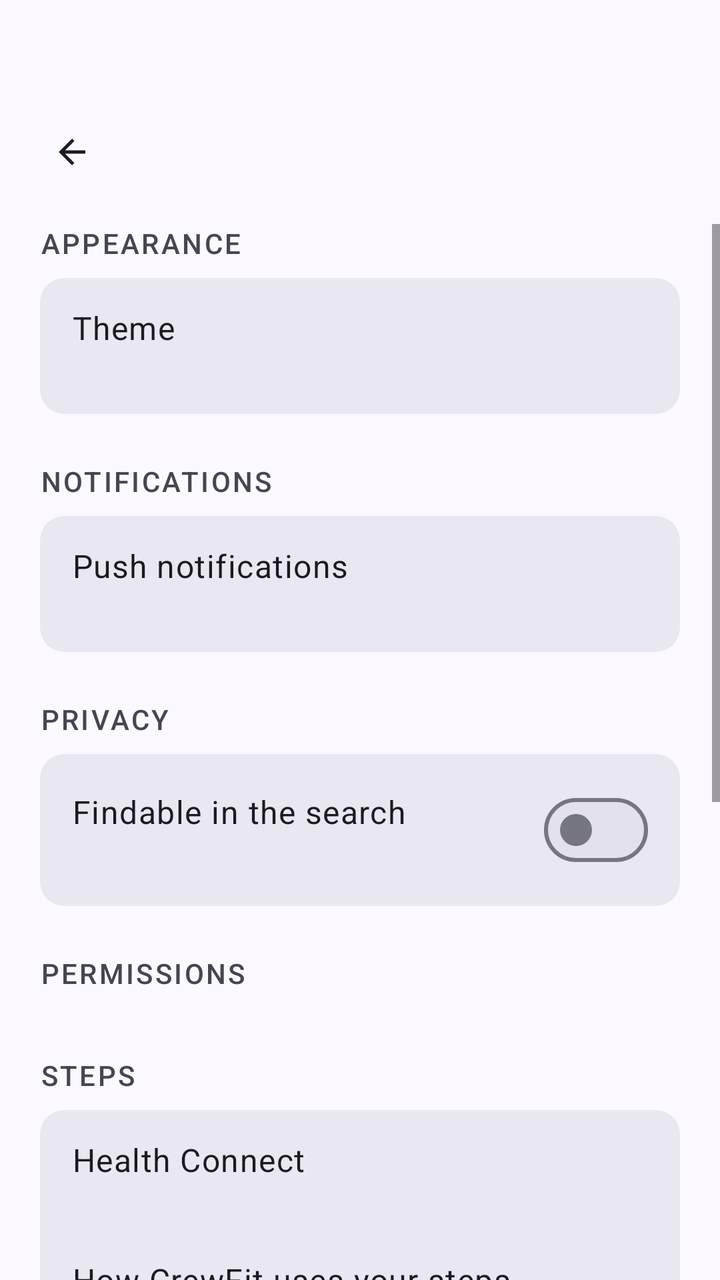
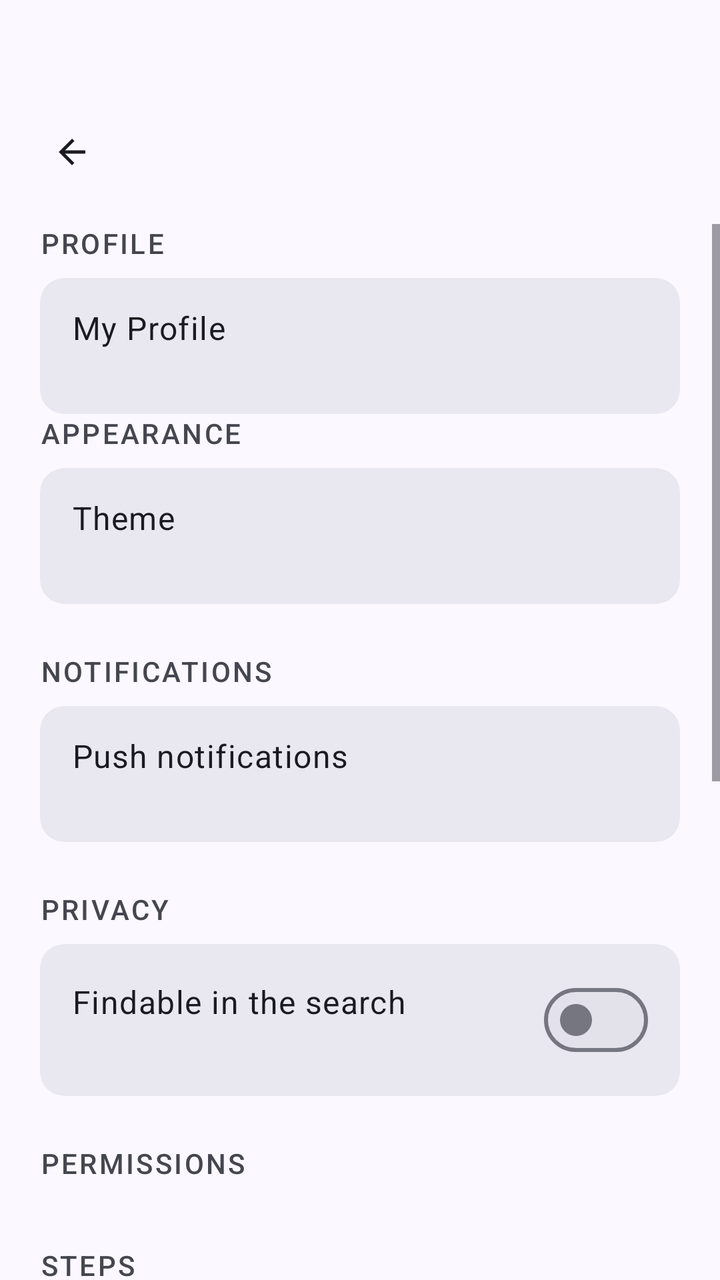

Compare the two renders of this Android layout. The source of the first and the diff that turns it into the second are given below.
<!-- AndroidManifest.xml: application theme Theme.MobileSE -->
<!-- res/layout/screen_settings.xml -->
<?xml version="1.0" encoding="utf-8"?>
<androidx.constraintlayout.widget.ConstraintLayout xmlns:android="http://schemas.android.com/apk/res/android"
    xmlns:app="http://schemas.android.com/apk/res-auto"
    android:layout_width="match_parent"
    android:layout_height="match_parent"
    android:background="?attr/colorSurface">

    <include
        android:id="@+id/topBar"
        layout="@layout/part_top_bar"
        app:layout_constraintTop_toTopOf="parent" />

    <ScrollView
        android:layout_width="match_parent"
        android:layout_height="0dp"
        android:fillViewport="true"
        android:clipToPadding="false"
        app:layout_constraintTop_toBottomOf="@id/topBar"
        app:layout_constraintBottom_toBottomOf="parent">

        <androidx.constraintlayout.widget.ConstraintLayout
            android:layout_width="match_parent"
            android:layout_height="wrap_content">

        <LinearLayout
            style="@style/ContentColumn"
            android:paddingBottom="24dp">

            
            <TextView
                style="@style/TextAppearance.CrewFit.SectionLabel"
                android:layout_width="wrap_content"
                android:layout_height="wrap_content"
                android:layout_marginBottom="8dp"
                android:text="@string/settings_appearance_label" />

            <com.google.android.material.card.MaterialCardView
                style="@style/Widget.CrewFit.Card"
                android:layout_width="match_parent"
                android:layout_height="wrap_content"
                app:cardBackgroundColor="?attr/colorSurfaceContainerHigh"
                app:shapeAppearance="@style/ShapeAppearance.CrewFit.Small">

                <LinearLayout
                    android:id="@+id/llTheme"
                    style="@style/Widget.CrewFit.SettingsRow"
                    android:layout_marginTop="4dp"
                    android:layout_marginBottom="4dp">

                    <TextView
                        android:layout_width="match_parent"
                        android:layout_height="wrap_content"
                        android:text="@string/settings_theme"
                        android:textAppearance="@style/TextAppearance.CrewFit.SettingsTitle" />

                    
                    <TextView
                        android:id="@+id/tvThemeValue"
                        android:layout_width="match_parent"
                        android:layout_height="wrap_content"
                        android:layout_marginTop="2dp"
                        android:textAppearance="@style/TextAppearance.CrewFit.SettingsSubtitle" />
                </LinearLayout>
            </com.google.android.material.card.MaterialCardView>

            
            <TextView
                style="@style/TextAppearance.CrewFit.SectionLabel"
                android:layout_width="wrap_content"
                android:layout_height="wrap_content"
                android:layout_marginTop="24dp"
                android:layout_marginBottom="8dp"
                android:text="@string/settings_notifications_label" />

            <com.google.android.material.card.MaterialCardView
                style="@style/Widget.CrewFit.Card"
                android:layout_width="match_parent"
                android:layout_height="wrap_content"
                app:cardBackgroundColor="?attr/colorSurfaceContainerHigh"
                app:shapeAppearance="@style/ShapeAppearance.CrewFit.Small">

                <LinearLayout
                    android:id="@+id/llNotifications"
                    style="@style/Widget.CrewFit.SettingsRow"
                    android:layout_marginTop="4dp"
                    android:layout_marginBottom="4dp">

                    <TextView
                        android:layout_width="match_parent"
                        android:layout_height="wrap_content"
                        android:text="@string/settings_notifications"
                        android:textAppearance="@style/TextAppearance.CrewFit.SettingsTitle" />

                    
                    <TextView
                        android:id="@+id/tvNotificationsStatus"
                        android:layout_width="match_parent"
                        android:layout_height="wrap_content"
                        android:layout_marginTop="2dp"
                        android:textAppearance="@style/TextAppearance.CrewFit.SettingsSubtitle" />
                </LinearLayout>
            </com.google.android.material.card.MaterialCardView>

            
            <TextView
                style="@style/TextAppearance.CrewFit.SectionLabel"
                android:layout_width="wrap_content"
                android:layout_height="wrap_content"
                android:layout_marginTop="24dp"
                android:layout_marginBottom="8dp"
                android:text="@string/settings_privacy_label" />

            <com.google.android.material.card.MaterialCardView
                style="@style/Widget.CrewFit.Card"
                android:layout_width="match_parent"
                android:layout_height="wrap_content"
                app:cardBackgroundColor="?attr/colorSurfaceContainerHigh"
                app:shapeAppearance="@style/ShapeAppearance.CrewFit.Small">

                
                <LinearLayout
                    android:id="@+id/llVisibility"
                    style="@style/Widget.CrewFit.SettingsRow"
                    android:layout_marginTop="4dp"
                    android:layout_marginBottom="4dp"
                    android:orientation="horizontal"
                    android:gravity="center_vertical">

                    <LinearLayout
                        android:layout_width="0dp"
                        android:layout_height="wrap_content"
                        android:layout_weight="1"
                        android:orientation="vertical">

                        <TextView
                            android:layout_width="match_parent"
                            android:layout_height="wrap_content"
                            android:text="@string/settings_visibility"
                            android:textAppearance="@style/TextAppearance.CrewFit.SettingsTitle" />

                        <TextView
                            android:id="@+id/tvVisibilityStatus"
                            android:layout_width="match_parent"
                            android:layout_height="wrap_content"
                            android:layout_marginTop="2dp"
                            android:textAppearance="@style/TextAppearance.CrewFit.SettingsSubtitle" />
                    </LinearLayout>

                    <com.google.android.material.materialswitch.MaterialSwitch
                        android:id="@+id/swVisibility"
                        android:layout_width="wrap_content"
                        android:layout_height="wrap_content"
                        android:layout_marginStart="12dp"
                        android:contentDescription="@string/settings_visibility" />
                </LinearLayout>
            </com.google.android.material.card.MaterialCardView>

            
            <TextView
                style="@style/TextAppearance.CrewFit.SectionLabel"
                android:layout_width="wrap_content"
                android:layout_height="wrap_content"
                android:layout_marginTop="24dp"
                android:layout_marginBottom="8dp"
                android:text="@string/settings_permissions_label" />

            <com.google.android.material.card.MaterialCardView
                style="@style/Widget.CrewFit.Card"
                android:layout_width="match_parent"
                android:layout_height="wrap_content"
                app:cardBackgroundColor="?attr/colorSurfaceContainerHigh"
                app:shapeAppearance="@style/ShapeAppearance.CrewFit.Small">

                
                <LinearLayout
                    android:id="@+id/llPermissions"
                    android:layout_width="match_parent"
                    android:layout_height="wrap_content"
                    android:orientation="vertical" />
            </com.google.android.material.card.MaterialCardView>

            
            <TextView
                style="@style/TextAppearance.CrewFit.SectionLabel"
                android:layout_width="wrap_content"
                android:layout_height="wrap_content"
                android:layout_marginTop="24dp"
                android:layout_marginBottom="8dp"
                android:text="@string/settings_steps_label" />

            <com.google.android.material.card.MaterialCardView
                style="@style/Widget.CrewFit.Card"
                android:layout_width="match_parent"
                android:layout_height="wrap_content"
                app:cardBackgroundColor="?attr/colorSurfaceContainerHigh"
                app:shapeAppearance="@style/ShapeAppearance.CrewFit.Small">

                <LinearLayout
                    android:layout_width="match_parent"
                    android:layout_height="wrap_content"
                    android:orientation="vertical"
                    android:paddingTop="4dp"
                    android:paddingBottom="4dp">

                    <LinearLayout
                        android:id="@+id/llHealthConnect"
                        style="@style/Widget.CrewFit.SettingsRow">

                        <TextView
                            android:layout_width="match_parent"
                            android:layout_height="wrap_content"
                            android:text="@string/settings_health_connect"
                            android:textAppearance="@style/TextAppearance.CrewFit.SettingsTitle" />

                        
                        <TextView
                            android:id="@+id/tvHealthConnectStatus"
                            android:layout_width="match_parent"
                            android:layout_height="wrap_content"
                            android:layout_marginTop="2dp"
                            android:textAppearance="@style/TextAppearance.CrewFit.SettingsSubtitle" />
                    </LinearLayout>

                    <LinearLayout
                        android:id="@+id/llStepsPrivacy"
                        style="@style/Widget.CrewFit.SettingsRow">

                        <TextView
                            android:layout_width="match_parent"
                            android:layout_height="wrap_content"
                            android:text="@string/settings_steps_privacy"
                            android:textAppearance="@style/TextAppearance.CrewFit.SettingsTitle" />

                        <TextView
                            android:layout_width="match_parent"
                            android:layout_height="wrap_content"
                            android:layout_marginTop="2dp"
                            android:text="@string/settings_steps_privacy_hint"
                            android:textAppearance="@style/TextAppearance.CrewFit.SettingsSubtitle" />
                    </LinearLayout>
                </LinearLayout>
            </com.google.android.material.card.MaterialCardView>

            
            <TextView
                style="@style/TextAppearance.CrewFit.SectionLabel"
                android:layout_width="wrap_content"
                android:layout_height="wrap_content"
                android:layout_marginTop="24dp"
                android:layout_marginBottom="8dp"
                android:text="@string/settings_account_label" />

            <com.google.android.material.card.MaterialCardView
                style="@style/Widget.CrewFit.Card"
                android:layout_width="match_parent"
                android:layout_height="wrap_content"
                app:cardBackgroundColor="?attr/colorSurfaceContainerHigh"
                app:shapeAppearance="@style/ShapeAppearance.CrewFit.Small">

                <LinearLayout
                    android:layout_width="match_parent"
                    android:layout_height="wrap_content"
                    android:orientation="vertical"
                    android:paddingTop="4dp"
                    android:paddingBottom="4dp">

                    <LinearLayout
                        android:id="@+id/llSettingsAccount"
                        style="@style/Widget.CrewFit.SettingsRow">

                        <TextView
                            android:layout_width="match_parent"
                            android:layout_height="wrap_content"
                            android:text="@string/settings_signed_in_as"
                            android:textAppearance="@style/TextAppearance.CrewFit.SettingsTitle" />

                        <TextView
                            android:id="@+id/tvSettingsEmail"
                            android:layout_width="match_parent"
                            android:layout_height="wrap_content"
                            android:layout_marginTop="2dp"
                            android:maxLines="1"
                            android:ellipsize="end"
                            android:textAppearance="@style/TextAppearance.CrewFit.SettingsSubtitle" />
                    </LinearLayout>

                    <LinearLayout
                        android:id="@+id/llLogout"
                        style="@style/Widget.CrewFit.SettingsRow">

                        <TextView
                            android:layout_width="match_parent"
                            android:layout_height="wrap_content"
                            android:text="@string/logout_btn"
                            android:textAppearance="@style/TextAppearance.CrewFit.SettingsTitle" />
                    </LinearLayout>

                    <LinearLayout
                        android:id="@+id/llDeleteProfile"
                        style="@style/Widget.CrewFit.SettingsRow">

                        <TextView
                            android:layout_width="match_parent"
                            android:layout_height="wrap_content"
                            android:text="@string/delete_profile_btn"
                            android:textAppearance="@style/TextAppearance.CrewFit.SettingsTitle"
                            android:textColor="?attr/colorError" />

                        <TextView
                            android:layout_width="match_parent"
                            android:layout_height="wrap_content"
                            android:layout_marginTop="2dp"
                            android:text="@string/settings_delete_hint"
                            android:textAppearance="@style/TextAppearance.CrewFit.SettingsSubtitle" />
                    </LinearLayout>
                </LinearLayout>
            </com.google.android.material.card.MaterialCardView>

            
            <TextView
                style="@style/TextAppearance.CrewFit.SectionLabel"
                android:layout_width="wrap_content"
                android:layout_height="wrap_content"
                android:layout_marginTop="24dp"
                android:layout_marginBottom="8dp"
                android:text="@string/settings_about_label" />

            <com.google.android.material.card.MaterialCardView
                style="@style/Widget.CrewFit.Card"
                android:layout_width="match_parent"
                android:layout_height="wrap_content"
                app:cardBackgroundColor="?attr/colorSurfaceContainerHigh"
                app:shapeAppearance="@style/ShapeAppearance.CrewFit.Small">

                <LinearLayout
                    android:layout_width="match_parent"
                    android:layout_height="wrap_content"
                    android:orientation="vertical"
                    android:paddingStart="16dp"
                    android:paddingEnd="16dp"
                    android:paddingTop="14dp"
                    android:paddingBottom="14dp">

                    <TextView
                        android:layout_width="match_parent"
                        android:layout_height="wrap_content"
                        android:text="@string/app_name"
                        android:textAppearance="@style/TextAppearance.CrewFit.SettingsTitle" />

                    <TextView
                        android:id="@+id/tvSettingsVersion"
                        android:layout_width="match_parent"
                        android:layout_height="wrap_content"
                        android:layout_marginTop="2dp"
                        android:textAppearance="@style/TextAppearance.CrewFit.SettingsSubtitle" />
                </LinearLayout>
            </com.google.android.material.card.MaterialCardView>
        </LinearLayout>
        </androidx.constraintlayout.widget.ConstraintLayout>
    </ScrollView>

</androidx.constraintlayout.widget.ConstraintLayout>
<!-- res/layout/part_top_bar.xml (included above) -->
<?xml version="1.0" encoding="utf-8"?>
<androidx.constraintlayout.widget.ConstraintLayout xmlns:android="http://schemas.android.com/apk/res/android"
    xmlns:app="http://schemas.android.com/apk/res-auto"
    android:layout_width="match_parent"
    android:layout_height="wrap_content"
    android:paddingTop="@dimen/top_bar_padding_top"
    android:paddingBottom="12dp">

    <com.google.android.material.button.MaterialButton
        android:id="@+id/btnTopBarBack"
        style="@style/Widget.Material3.Button.IconButton"
        android:layout_width="48dp"
        android:layout_height="48dp"
        android:layout_marginStart="12dp"
        android:contentDescription="@string/back_desc"
        app:icon="@drawable/ic_arrow_back"
        app:iconTint="?attr/colorOnSurface"
        app:layout_constraintStart_toStartOf="parent"
        app:layout_constraintTop_toTopOf="parent" />

    
    <com.google.android.material.button.MaterialButton
        android:id="@+id/btnTopBarAction"
        style="@style/Widget.Material3.Button.IconButton"
        android:layout_width="48dp"
        android:layout_height="48dp"
        android:layout_marginEnd="12dp"
        android:visibility="gone"
        app:iconTint="?attr/colorOnSurface"
        app:layout_constraintTop_toTopOf="@id/btnTopBarBack"
        app:layout_constraintBottom_toBottomOf="@id/btnTopBarBack"
        app:layout_constraintEnd_toEndOf="parent" />

    <TextView
        android:id="@+id/tvTopBarTitle"
        android:layout_width="0dp"
        android:layout_height="wrap_content"
        android:layout_marginStart="8dp"
        android:layout_marginEnd="8dp"
        android:maxLines="1"
        android:ellipsize="end"
        android:textAppearance="?attr/textAppearanceHeadlineSmall"
        android:textColor="?attr/colorOnSurface"
        app:layout_constraintBottom_toBottomOf="@id/btnTopBarBack"
        app:layout_constraintEnd_toStartOf="@id/btnTopBarAction"
        app:layout_constraintStart_toEndOf="@id/btnTopBarBack"
        app:layout_constraintTop_toTopOf="@id/btnTopBarBack" />
</androidx.constraintlayout.widget.ConstraintLayout>
<!-- resources referenced by this layout -->
<resources>
  <dimen name="top_bar_padding_top">52dp</dimen>
  <string name="app_name">CrewFit</string>
  <string name="back_desc">Back</string>
  <string name="delete_profile_btn">Delete profile &amp; all data</string>
  <string name="logout_btn">Logout</string>
  <string name="settings_about_label">ABOUT</string>
  <string name="settings_account_label">ACCOUNT</string>
  <string name="settings_appearance_label">APPEARANCE</string>
  <string name="settings_delete_hint">Removes your workouts, crew membership and files</string>
  <string name="settings_health_connect">Health Connect</string>
  <string name="settings_notifications">Push notifications</string>
  <string name="settings_notifications_label">NOTIFICATIONS</string>
  <string name="settings_permissions_label">PERMISSIONS</string>
  <string name="settings_privacy_label">PRIVACY</string>
  <string name="settings_signed_in_as">Signed in as</string>
  <string name="settings_steps_label">STEPS</string>
  <string name="settings_steps_privacy">How CrewFit uses your steps</string>
  <string name="settings_steps_privacy_hint">What is read, and what never leaves your phone</string>
  <string name="settings_theme">Theme</string>
  <string name="settings_visibility">Findable in the search</string>
  <style name="ShapeAppearance.CrewFit.Small" parent="ShapeAppearance.Material3.Corner.Small">
          <item name="cornerSize">12dp</item>
      </style>
  <style name="TextAppearance.CrewFit.SettingsSubtitle" parent="TextAppearance.Material3.BodySmall">
          <item name="android:textColor">@color/md_on_surface_variant</item>
      </style>
  <style name="TextAppearance.CrewFit.SettingsTitle" parent="TextAppearance.Material3.BodyLarge">
          <item name="android:textColor">?attr/colorOnSurface</item>
      </style>
  <style name="Theme.MobileSE" parent="Base.Theme.MobileSE" />
  <dimen name="screen_padding_horizontal">20dp</dimen>
  <dimen name="content_max_width">2000dp</dimen>
  <color name="md_on_surface_variant">#45464F</color>
  <color name="md_surface_container">#EFEDF4</color>
  <style name="ShapeAppearance.CrewFit.Medium" parent="ShapeAppearance.Material3.Corner.Medium">
          <item name="cornerSize">20dp</item>
      </style>
  <color name="md_primary">#4A51B8</color>
  <color name="md_on_primary">#FFFFFF</color>
  <color name="md_primary_container">#E0E3FF</color>
  <color name="md_on_primary_container">#050B63</color>
  <color name="md_secondary">#00795A</color>
  <color name="md_on_secondary">#FFFFFF</color>
  <color name="md_secondary_container">#8CFFD1</color>
  <color name="md_on_secondary_container">#002018</color>
  <color name="md_tertiary">#8C5000</color>
  <color name="md_on_tertiary">#FFFFFF</color>
  <color name="md_tertiary_container">#FFDCC2</color>
  <color name="md_on_tertiary_container">#2E1500</color>
  <color name="md_error">#BA1A1A</color>
  <color name="md_on_error">#FFFFFF</color>
  <color name="md_error_container">#FFDAD6</color>
  <color name="md_on_error_container">#410002</color>
  <color name="md_surface">#FBF8FF</color>
  <color name="md_on_surface">#1A1B21</color>
  <color name="md_surface_variant">#E2E1EC</color>
  <color name="md_surface_container_lowest">#FFFFFF</color>
  <color name="md_surface_container_low">#F5F2FA</color>
  <color name="md_surface_container_high">#E9E7EF</color>
  <color name="md_surface_container_highest">#E3E1E9</color>
  <color name="md_outline">#767680</color>
  <color name="md_outline_variant">#C7C5D0</color>
  <color name="md_inverse_surface">#2F3036</color>
  <color name="md_inverse_on_surface">#F2F0F7</color>
  <style name="ShapeAppearance.CrewFit.Large" parent="ShapeAppearance.Material3.Corner.Large">
          <item name="cornerSize">28dp</item>
      </style>
  <style name="Widget.CrewFit.BottomNav.Indicator" parent="Widget.Material3.BottomNavigationView.ActiveIndicator">
          <item name="android:color">@android:color/transparent</item>
      </style>
  <!-- unchanged entries left out for length: 14 -->
</resources>

<!-- the commit's change to res/layout/screen_settings.xml (unified diff, before → after) -->
@@ -32,6 +32,42 @@
                 android:layout_width="wrap_content"
                 android:layout_height="wrap_content"
                 android:layout_marginBottom="8dp"
+                android:text="@string/settings_profile_label" />
+
+            <com.google.android.material.card.MaterialCardView
+                style="@style/Widget.CrewFit.Card"
+                android:layout_width="match_parent"
+                android:layout_height="wrap_content"
+                app:cardBackgroundColor="?attr/colorSurfaceContainerHigh"
+                app:shapeAppearance="@style/ShapeAppearance.CrewFit.Small">
+
+                <LinearLayout
+                    android:id="@+id/llSettingsProfile"
+                    style="@style/Widget.CrewFit.SettingsRow"
+                    android:layout_marginTop="4dp"
+                    android:layout_marginBottom="4dp">
+
+                    <TextView
+                        android:layout_width="match_parent"
+                        android:layout_height="wrap_content"
+                        android:text="@string/settings_profile"
+                        android:textAppearance="@style/TextAppearance.CrewFit.SettingsTitle" />
+
+                    <TextView
+                        android:id="@+id/tvSettingsEmail"
+                        android:layout_width="match_parent"
+                        android:layout_height="wrap_content"
+                        android:layout_marginTop="2dp"
+                        android:textAppearance="@style/TextAppearance.CrewFit.SettingsSubtitle" />
+                </LinearLayout>
+            </com.google.android.material.card.MaterialCardView>
+
+            
+            <TextView
+                style="@style/TextAppearance.CrewFit.SectionLabel"
+                android:layout_width="wrap_content"
+                android:layout_height="wrap_content"
+                android:layout_marginBottom="8dp"
                 android:text="@string/settings_appearance_label" />
 
             <com.google.android.material.card.MaterialCardView
@@ -263,26 +299,6 @@
                     android:orientation="vertical"
                     android:paddingTop="4dp"
                     android:paddingBottom="4dp">
-
-                    <LinearLayout
-                        android:id="@+id/llSettingsAccount"
-                        style="@style/Widget.CrewFit.SettingsRow">
-
-                        <TextView
-                            android:layout_width="match_parent"
-                            android:layout_height="wrap_content"
-                            android:text="@string/settings_signed_in_as"
-                            android:textAppearance="@style/TextAppearance.CrewFit.SettingsTitle" />
-
-                        <TextView
-                            android:id="@+id/tvSettingsEmail"
-                            android:layout_width="match_parent"
-                            android:layout_height="wrap_content"
-                            android:layout_marginTop="2dp"
-                            android:maxLines="1"
-                            android:ellipsize="end"
-                            android:textAppearance="@style/TextAppearance.CrewFit.SettingsSubtitle" />
-                    </LinearLayout>
 
                     <LinearLayout
                         android:id="@+id/llLogout"
<!-- resource entries referenced after the edit -->
@@ -14,7 +14,8 @@
   <string name="settings_notifications_label">NOTIFICATIONS</string>
   <string name="settings_permissions_label">PERMISSIONS</string>
   <string name="settings_privacy_label">PRIVACY</string>
-  <string name="settings_signed_in_as">Signed in as</string>
+  <string name="settings_profile">My Profile</string>
+  <string name="settings_profile_label">PROFILE</string>
   <string name="settings_steps_label">STEPS</string>
   <string name="settings_steps_privacy">How CrewFit uses your steps</string>
   <string name="settings_steps_privacy_hint">What is read, and what never leaves your phone</string>
